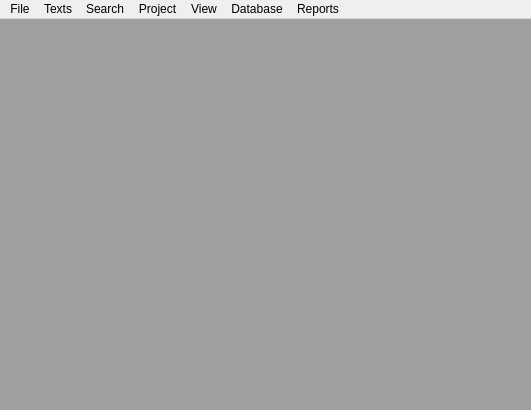
The window that mainwindow.ui (adamb924/Gloss) describes before a commit, drawn with Qt 5.
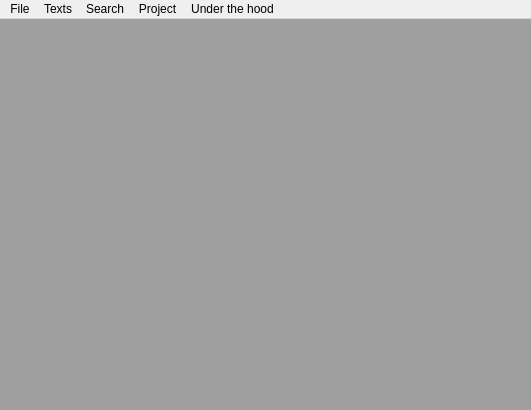
The same window after the commit.

Commit message:
Improvements to the MainWindow menu
Removing unused items, improving organization, improving how submenus
are done.

```diff
--- a/mainwindow.ui
+++ b/mainwindow.ui
@@ -79,7 +79,7 @@
    </widget>
    <widget class="QMenu" name="menuGuts">
     <property name="title">
-     <string>Database</string>
+     <string>Under the hood</string>
     </property>
     <addaction name="actionEdit_lexicon"/>
     <addaction name="separator"/>
@@ -122,27 +122,11 @@
     <addaction name="separator"/>
     <addaction name="actionBaseline_text_search_and_replace"/>
    </widget>
-   <widget class="QMenu" name="menuReports">
-    <property name="title">
-     <string>Reports</string>
-    </property>
-    <addaction name="actionGenerate_report_from_texts"/>
-    <addaction name="actionCounts_of_text_forms"/>
-    <addaction name="actionCounts_of_glosses"/>
-   </widget>
-   <widget class="QMenu" name="menuView">
-    <property name="title">
-     <string>View</string>
-    </property>
-    <addaction name="actionConfigure_views"/>
-   </widget>
    <addaction name="menuFile"/>
    <addaction name="menuData"/>
    <addaction name="menuSearch"/>
    <addaction name="menuProject"/>
-   <addaction name="menuView"/>
    <addaction name="menuGuts"/>
-   <addaction name="menuReports"/>
   </widget>
   <action name="actionNew_Project">
    <property name="text">
```
Left out of the diff: 64 changed lines with no effect on the pictures. The commit also changes 2 other files.
